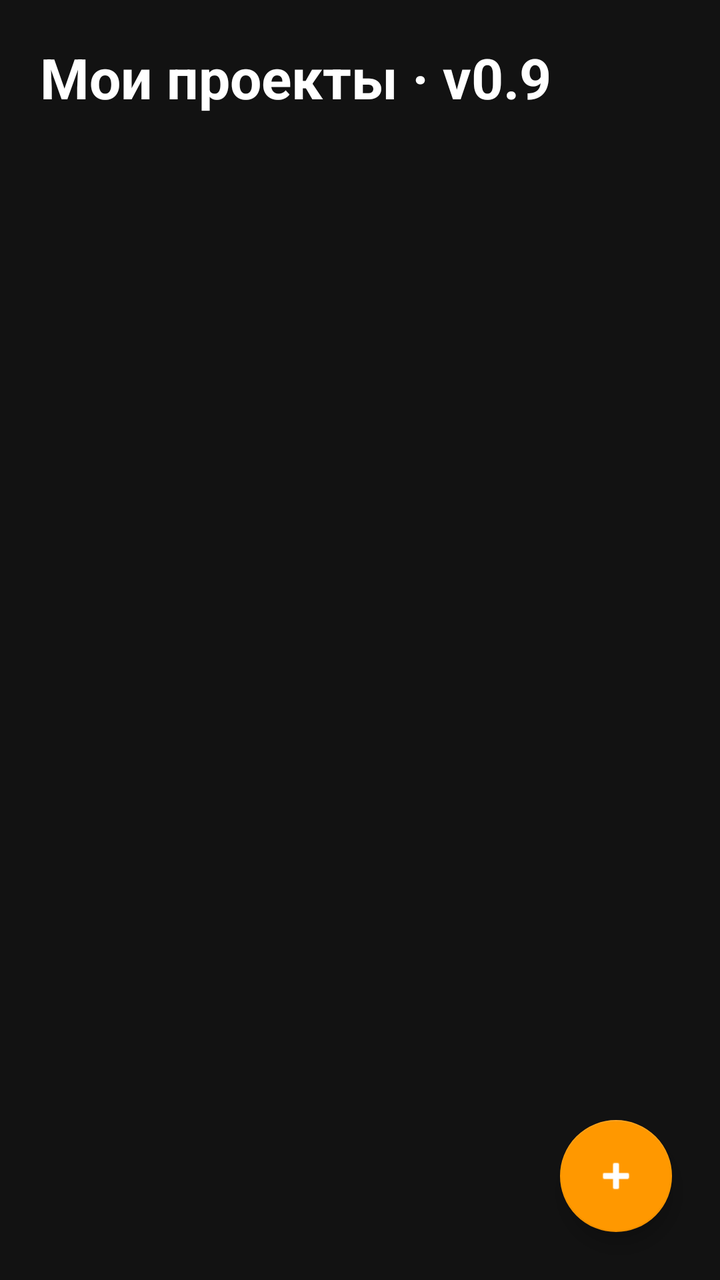
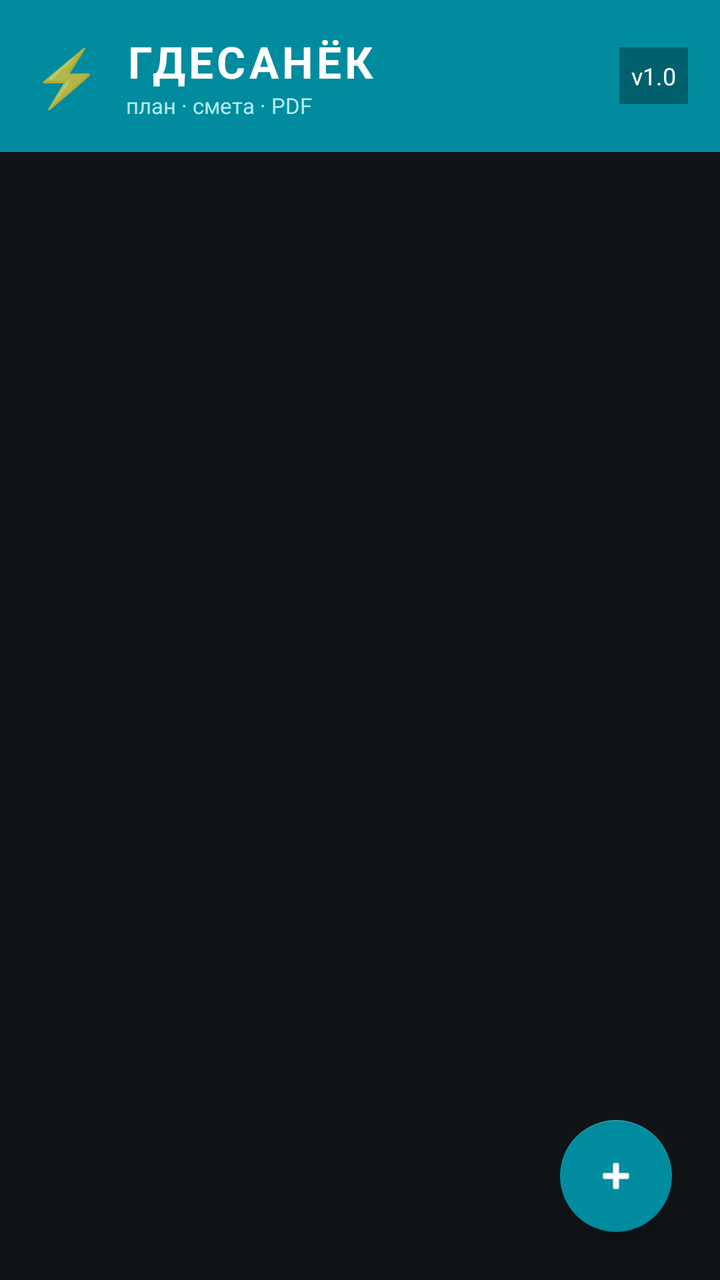

Screens rendered from an Android XML layout before and after an edit, with the pre-edit source and the edit as a unified diff.
<!-- AndroidManifest.xml: application theme Theme.GdeSanek -->
<!-- res/layout/activity_main.xml -->
<?xml version="1.0" encoding="utf-8"?>
<androidx.constraintlayout.widget.ConstraintLayout xmlns:android="http://schemas.android.com/apk/res/android"
    xmlns:app="http://schemas.android.com/apk/res-auto"
    android:layout_width="match_parent"
    android:layout_height="match_parent"
    android:background="#121212">

    <TextView
        android:id="@+id/titleText"
        android:layout_width="match_parent"
        android:layout_height="wrap_content"
        android:text="Мои проекты · v0.9"
        android:textColor="#FFFFFF"
        android:textSize="28sp"
        android:textStyle="bold"
        android:padding="20dp"
        app:layout_constraintTop_toTopOf="parent" />

    <androidx.recyclerview.widget.RecyclerView
        android:id="@+id/recyclerView"
        android:layout_width="match_parent"
        android:layout_height="0dp"
        android:padding="16dp"
        android:clipToPadding="false"
        app:layout_constraintTop_toBottomOf="@id/titleText"
        app:layout_constraintBottom_toBottomOf="parent" />

    <com.google.android.material.floatingactionbutton.FloatingActionButton
        android:id="@+id/fabAdd"
        android:layout_width="wrap_content"
        android:layout_height="wrap_content"
        android:layout_margin="24dp"
        android:src="@android:drawable/ic_input_add"
        app:backgroundTint="#FF9800"
        app:tint="#FFFFFF"
        app:layout_constraintBottom_toBottomOf="parent"
        app:layout_constraintEnd_toEndOf="parent" />

</androidx.constraintlayout.widget.ConstraintLayout>
<!-- resources referenced by this layout -->
<resources>
  <style name="Theme.GdeSanek" parent="Theme.MaterialComponents.DayNight.NoActionBar">
          <item name="colorPrimary">#FF9800</item>
          <item name="colorPrimaryVariant">#F57C00</item>
          <item name="colorOnPrimary">#FFFFFF</item>
          <item name="colorSecondary">#03DAC5</item>
          <item name="colorSecondaryVariant">#018786</item>
          <item name="colorOnSecondary">#000000</item>
          <item name="android:statusBarColor">#121212</item>
          <item name="android:windowBackground">#121212</item>
      </style>
</resources>

<!-- the commit's change to res/layout/activity_main.xml (unified diff, before → after) -->
@@ -3,18 +3,57 @@
     xmlns:app="http://schemas.android.com/apk/res-auto"
     android:layout_width="match_parent"
     android:layout_height="match_parent"
-    android:background="#121212">
+    android:background="#101418">
 
-    <TextView
-        android:id="@+id/titleText"
+    <LinearLayout
+        android:id="@+id/toolbar"
         android:layout_width="match_parent"
         android:layout_height="wrap_content"
-        android:text="Мои проекты · v0.9"
-        android:textColor="#FFFFFF"
-        android:textSize="28sp"
-        android:textStyle="bold"
-        android:padding="20dp"
-        app:layout_constraintTop_toTopOf="parent" />
+        android:orientation="horizontal"
+        android:gravity="center_vertical"
+        android:background="#008C9E"
+        android:padding="16dp"
+        app:layout_constraintTop_toTopOf="parent">
+
+        <TextView
+            android:layout_width="wrap_content"
+            android:layout_height="wrap_content"
+            android:text="⚡"
+            android:textSize="28sp" />
+
+        <LinearLayout
+            android:layout_width="0dp"
+            android:layout_height="wrap_content"
+            android:layout_weight="1"
+            android:orientation="vertical"
+            android:layout_marginStart="12dp">
+
+            <TextView
+                android:layout_width="wrap_content"
+                android:layout_height="wrap_content"
+                android:text="ГДЕСАНЁК"
+                android:textColor="#FFFFFF"
+                android:textSize="22sp"
+                android:textStyle="bold"
+                android:letterSpacing="0.08" />
+
+            <TextView
+                android:layout_width="wrap_content"
+                android:layout_height="wrap_content"
+                android:text="план · смета · PDF"
+                android:textColor="#B2EBF2"
+                android:textSize="11sp" />
+        </LinearLayout>
+
+        <TextView
+            android:layout_width="wrap_content"
+            android:layout_height="wrap_content"
+            android:text="v1.0"
+            android:textColor="#FFFFFF"
+            android:textSize="12sp"
+            android:background="#00606D"
+            android:padding="6dp" />
+    </LinearLayout>
 
     <androidx.recyclerview.widget.RecyclerView
         android:id="@+id/recyclerView"
@@ -22,7 +61,7 @@
         android:layout_height="0dp"
         android:padding="16dp"
         android:clipToPadding="false"
-        app:layout_constraintTop_toBottomOf="@id/titleText"
+        app:layout_constraintTop_toBottomOf="@id/toolbar"
         app:layout_constraintBottom_toBottomOf="parent" />
 
     <com.google.android.material.floatingactionbutton.FloatingActionButton
@@ -31,8 +70,9 @@
         android:layout_height="wrap_content"
         android:layout_margin="24dp"
         android:src="@android:drawable/ic_input_add"
-        app:backgroundTint="#FF9800"
+        app:backgroundTint="#008C9E"
         app:tint="#FFFFFF"
+        app:rippleColor="#B2EBF2"
         app:layout_constraintBottom_toBottomOf="parent"
         app:layout_constraintEnd_toEndOf="parent" />
 
<!-- resource entries referenced after the edit -->
@@ -1,14 +1,14 @@
 <!-- resources referenced by this layout -->
 <resources>
-  <style name="Theme.GdeSanek" parent="Theme.MaterialComponents.DayNight.NoActionBar">
-          <item name="colorPrimary">#FF9800</item>
-          <item name="colorPrimaryVariant">#F57C00</item>
+  <style name="Theme.GdeSanek" parent="Theme.MaterialComponents.NoActionBar">
+          <item name="colorPrimary">#008C9E</item>
+          <item name="colorPrimaryVariant">#00606D</item>
           <item name="colorOnPrimary">#FFFFFF</item>
-          <item name="colorSecondary">#03DAC5</item>
-          <item name="colorSecondaryVariant">#018786</item>
-          <item name="colorOnSecondary">#000000</item>
-          <item name="android:statusBarColor">#121212</item>
-          <item name="android:windowBackground">#121212</item>
+          <item name="colorSecondary">#D50032</item>
+          <item name="colorSecondaryVariant">#B00020</item>
+          <item name="colorOnSecondary">#FFFFFF</item>
+          <item name="android:statusBarColor">#00606D</item>
+          <item name="android:windowBackground">#101418</item>
       </style>
 </resources>
 
